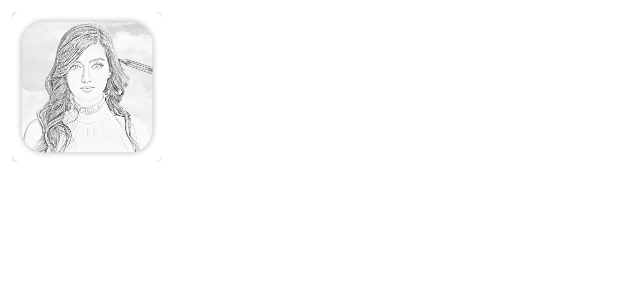
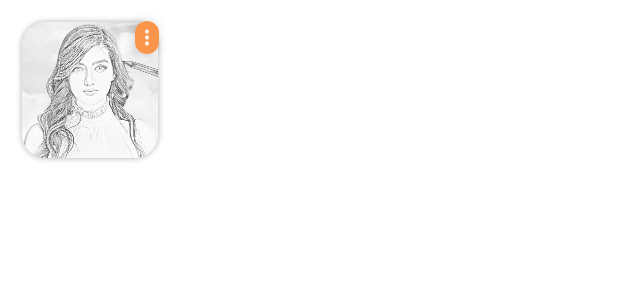
Before and after one commit to AhmadRaza159/PencilSketch, an Android app: the layout item_image.xml on its own in the app's theme, with its tools: preview values and no code run, on a phone screen of 412 x 824 dp. Shown: the top 300 px of the screen. Run offline under Robolectric (Android 15) with nearby library versions, the phone set to English and light mode, and no system bars.

Commit message:
3 june 2022 Final

```diff
--- a/app/src/main/java/com/example/pencilsketch/AdapterFile.kt
+++ b/app/src/main/java/com/example/pencilsketch/AdapterFile.kt
@@ -11,7 +11,7 @@ import androidx.recyclerview.widget.RecyclerView
 import com.bumptech.glide.Glide
 import java.io.File
 
-class AdapterFile (var context: Context, var widgetList: Array<File>, private val itemsListInterface: MyInterface, private val itemsListInterfaceDelete: MyInterface) : RecyclerView.Adapter<AdapterFile.myVieholder>() {
+class AdapterFile (var context: Context, var widgetList: Array<File>, private val itemsListInterface: MyInterface, private val itemsListInterfaceDelete: MyInterface, private val itemsListInterfaceOpt: MyInterface) : RecyclerView.Adapter<AdapterFile.myVieholder>() {
    class myVieholder(itemView:View): RecyclerView.ViewHolder(itemView) {
 
    }
@@ -32,6 +32,9 @@ class AdapterFile (var context: Context, var widgetList: Array<File>, private va
             itemsListInterfaceDelete.onclick(widgetList[position])
             return@setOnLongClickListener true
         }
+        holder.itemView.findViewById<ImageView>(R.id.btn_opt).setOnClickListener{
+            itemsListInterfaceOpt.onclick(widgetList[position])
+        }
     }
 
     override fun getItemCount(): Int {
--- a/app/src/main/java/com/example/pencilsketch/CropActivity.kt
+++ b/app/src/main/java/com/example/pencilsketch/CropActivity.kt
@@ -11,6 +11,7 @@ import android.os.Bundle
 import android.os.Environment
 import android.provider.MediaStore
 import android.util.Log
+import android.view.Gravity
 import android.view.View
 import android.widget.SeekBar
 import android.widget.Toast
@@ -30,6 +31,10 @@ import androidx.activity.result.ActivityResultLauncher
 import androidx.activity.result.contract.ActivityResultContracts.StartActivityForResult
 import androidx.core.content.FileProvider
 import java.io.FileOutputStream
+import android.view.ViewGroup
+
+
+
 
 
 class CropActivity : AppCompatActivity() {
@@ -111,6 +116,10 @@ class CropActivity : AppCompatActivity() {
 
 
         binding.canvasBtn.setOnClickListener {
+            val t=Toast.makeText(this,"To add text, click at the center of black screen to start typing typing",Toast.LENGTH_LONG)
+                t.setGravity(Gravity.CENTER,0,0)
+            t.setMargin(5f,5f)
+                    t.show()
 //            var dest: File = File(Environment.getExternalStoragePublicDirectory(Environment.DIRECTORY_DOWNLOADS),"rnd")
 //            dest= File(dest,"imagess.jpeg")
             try {
--- a/app/src/main/java/com/example/pencilsketch/MyCreationActivity.kt
+++ b/app/src/main/java/com/example/pencilsketch/MyCreationActivity.kt
@@ -76,6 +76,14 @@ class MyCreationActivity : AppCompatActivity() {
                 }
             }
         },object:MyInterface{
+            override fun onclick(model: File) {
+                BottomSheetBehavior.from(binding.bottomSheet.bottomSheetFrame).state = BottomSheetBehavior.STATE_COLLAPSED
+                selectedFile=model
+                BottomSheetBehavior.from(binding.bottomSheet.bottomSheetFrame).state = BottomSheetBehavior.STATE_EXPANDED
+
+            }
+
+        },object :MyInterface{
             override fun onclick(model: File) {
                 BottomSheetBehavior.from(binding.bottomSheet.bottomSheetFrame).state = BottomSheetBehavior.STATE_COLLAPSED
                 selectedFile=model
--- /dev/null
+++ b/app/src/main/res/drawable/ic_baseline_more_vert_24.xml
@@ -0,0 +1,5 @@
+<vector android:height="24dp" android:tint="#FFFFFF"
+    android:viewportHeight="24" android:viewportWidth="24"
+    android:width="24dp" xmlns:android="http://schemas.android.com/apk/res/android">
+    <path android:fillColor="@android:color/white" android:pathData="M12,8c1.1,0 2,-0.9 2,-2s-0.9,-2 -2,-2 -2,0.9 -2,2 0.9,2 2,2zM12,10c-1.1,0 -2,0.9 -2,2s0.9,2 2,2 2,-0.9 2,-2 -0.9,-2 -2,-2zM12,16c-1.1,0 -2,0.9 -2,2s0.9,2 2,2 2,-0.9 2,-2 -0.9,-2 -2,-2z"/>
+</vector>
--- a/app/src/main/res/layout/item_image.xml
+++ b/app/src/main/res/layout/item_image.xml
@@ -2,22 +2,29 @@
 <androidx.constraintlayout.widget.ConstraintLayout xmlns:android="http://schemas.android.com/apk/res/android"
     xmlns:app="http://schemas.android.com/apk/res-auto"
     xmlns:tools="http://schemas.android.com/tools"
-    android:layout_width="wrap_content"
+    android:layout_width="120dp"
     android:padding="@dimen/padding_10dp"
     android:foreground="?selectableItemBackgroundBorderless"
     android:background="@android:color/transparent"
-    android:layout_height="wrap_content">
+    android:layout_height="120dp">
 
-    <androidx.cardview.widget.CardView
-        android:layout_width="100dp"
-        android:layout_height="100dp"
-        app:cardCornerRadius="5dp"
-        app:layout_constraintBottom_toBottomOf="parent"
-        app:layout_constraintEnd_toEndOf="parent"
-        app:layout_constraintStart_toStartOf="parent"
-        app:layout_constraintTop_toTopOf="parent">
 
     <ImageView
+        android:id="@+id/btn_opt"
+        android:layout_width="16dp"
+        android:layout_height="22dp"
+        android:layout_gravity="right"
+        android:layout_marginHorizontal="6dp"
+        android:layout_marginTop="6dp"
+        android:background="@drawable/btn_yellow_bg_normal"
+        android:elevation="5dp"
+        android:foreground="?selectableItemBackgroundBorderless"
+        android:src="@drawable/ic_baseline_more_vert_24"
+        app:layout_constraintEnd_toEndOf="parent"
+        app:layout_constraintTop_toTopOf="@+id/img_img" />
+
+    <com.google.android.material.imageview.ShapeableImageView
+        app:shapeAppearanceOverlay="@style/ShapeAppearanceOverlay.App.CornerSize50Percent"
         android:id="@+id/img_img"
         android:layout_width="match_parent"
         android:layout_height="match_parent"
@@ -26,7 +33,6 @@
         app:layout_constraintBottom_toBottomOf="parent"
         app:layout_constraintEnd_toEndOf="parent"
         app:layout_constraintTop_toTopOf="parent" />
-    </androidx.cardview.widget.CardView>
 
 
 </androidx.constraintlayout.widget.ConstraintLayout>
--- a/app/src/main/res/values/themes.xml
+++ b/app/src/main/res/values/themes.xml
@@ -13,4 +13,7 @@
         <item name="android:statusBarColor" tools:targetApi="l">?attr/colorPrimaryVariant</item>
         <!-- Customize your theme here. -->
     </style>
+    <style name="ShapeAppearanceOverlay.App.CornerSize50Percent" parent="">
+        <item name="cornerSize">8%</item>
+    </style>
 </resources>
```
Lines whose indentation alone changed are shown as unchanged.
